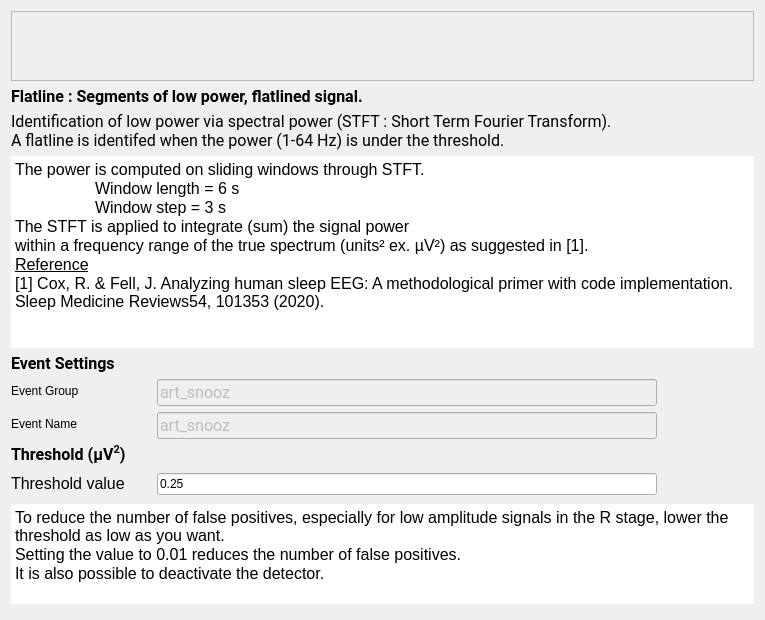
Old version of the form tools/CEAMSTools/DetectArtifacts/FlatlineStep/Ui_FlatlineStep.ui in the repository SnoozToolbox/snooz-package-ceams.
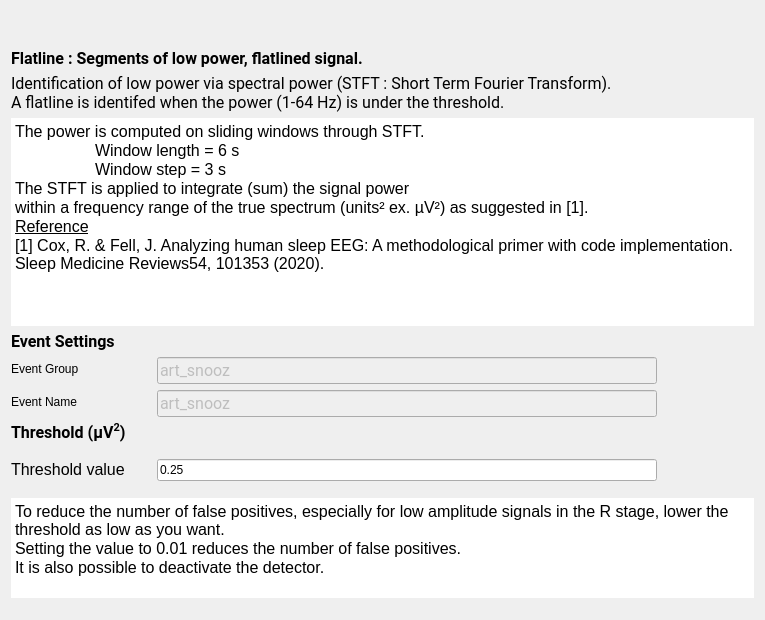
New version of the form.

The edit to the form file:
```diff
--- a/tools/CEAMSTools/DetectArtifacts/FlatlineStep/Ui_FlatlineStep.ui
+++ b/tools/CEAMSTools/DetectArtifacts/FlatlineStep/Ui_FlatlineStep.ui
@@ -18,25 +18,7 @@
   </property>
   <layout class="QVBoxLayout" name="verticalLayout_5">
    <item>
-    <widget class="QScrollArea" name="scrollArea">
-     <property name="sizePolicy">
-      <sizepolicy hsizetype="Expanding" vsizetype="Preferred">
-       <horstretch>0</horstretch>
-       <verstretch>0</verstretch>
-      </sizepolicy>
-     </property>
-     <property name="widgetResizable">
-      <bool>true</bool>
-     </property>
-     <widget class="QWidget" name="scrollAreaWidgetContents">
-      <property name="geometry">
-       <rect>
-        <x>0</x>
-        <y>0</y>
-        <width>1548</width>
-        <height>190</height>
-       </rect>
-      </property>
+        <widget class="QWidget" name="widget" native="true">
       <layout class="QHBoxLayout" name="horizontalLayout">
        <item>
         <widget class="QLabel" name="label_2">
@@ -46,7 +28,6 @@
         </widget>
        </item>
       </layout>
-     </widget>
     </widget>
    </item>
    <item>
```
Lines whose indentation alone changed are shown as unchanged.
